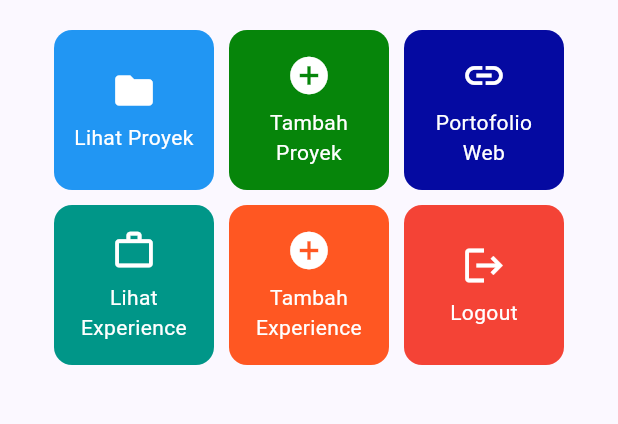
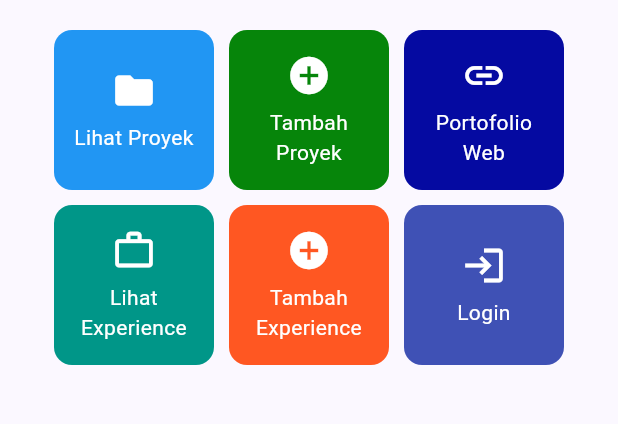
Before and after one commit to adpsxx/myportofolio_mobile, a Flutter app: the screen it shows after launch, on a phone screen of 412 x 824 dp, the part 387-811 px from its top. Run offline on Flutter 3.47's test engine with Material 3 defaults, Android fonts, the phone set to English and light mode, and no system bars; our stand-ins replace material_ui; generated files the repository leaves out were written again.

Commit message:
feat: show login or logout button based on auth state

```diff
--- a/lib/screens/menu.dart
+++ b/lib/screens/menu.dart
@@ -1,6 +1,8 @@
 import 'package:material_ui/material_ui.dart';
+import 'package:myportofolio_mobile/services/auth_state.dart';
 import 'package:myportofolio_mobile/widgets/left_drawer.dart';
 import 'package:myportofolio_mobile/widgets/menu_card.dart';
+import 'package:provider/provider.dart';
 
 class ItemHomepage {
   final String name;
@@ -17,17 +19,24 @@ class MyHomePage extends StatelessWidget {
   final String nama = "Andranu Dhawy Purditya";
   final String kelas = "PBP D";
 
-  final List<ItemHomepage> items = [
+  final List<ItemHomepage> _baseItems = [
     ItemHomepage("Lihat Proyek", Icons.folder, Colors.blue),
     ItemHomepage("Tambah Proyek", Icons.add_circle, const Color.fromARGB(255, 6, 133, 10)),
     ItemHomepage("Portofolio Web", Icons.link, const Color.fromARGB(255, 5, 10, 161)),
     ItemHomepage("Lihat Experience", Icons.work_outline, Colors.teal),
     ItemHomepage("Tambah Experience", Icons.add_circle, Colors.deepOrange),
-    ItemHomepage("Logout", Icons.logout, Colors.red),
   ];
 
   @override
   Widget build(BuildContext context) {
+    final isLoggedIn = context.watch<AuthState>().isLoggedIn;
+    final items = [
+      ..._baseItems,
+      if (isLoggedIn)
+        ItemHomepage("Logout", Icons.logout, Colors.red)
+      else
+        ItemHomepage("Login", Icons.login, Colors.indigo),
+    ];
     // Scaffold menyediakan struktur visual dasar halaman (AppBar, Body, SnackBar).
     return Scaffold(
       // AppBar menampilkan bar bagian atas halaman aplikasi.
```
Also changed, not shown: lib/widgets/menu_card.dart (+10 -0 lines).
